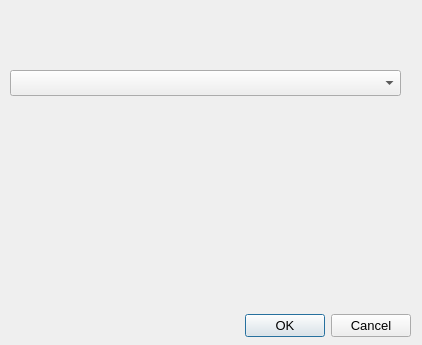
The window that resources/ui/tools_dialog.ui (namuan/http-rider) describes before a commit, drawn with Qt 5.
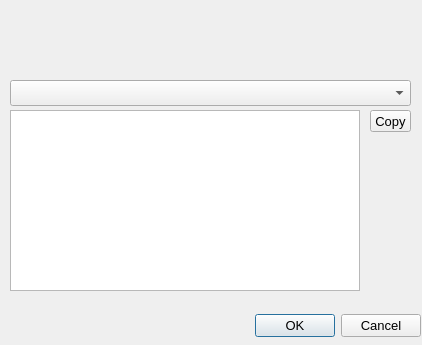
The same window after the commit.

Commit message: [Feature] Added button to copy transformed value after applying utility function

Patch:
```diff
--- a/resources/ui/tools_dialog.ui
+++ b/resources/ui/tools_dialog.ui
@@ -21,9 +21,9 @@
   <widget class="QDialogButtonBox" name="buttonBox">
    <property name="geometry">
     <rect>
-     <x>70</x>
+     <x>250</x>
      <y>310</y>
-     <width>341</width>
+     <width>171</width>
      <height>32</height>
     </rect>
    </property>
@@ -57,29 +57,33 @@
    <property name="geometry">
     <rect>
      <x>10</x>
-     <y>70</y>
-     <width>391</width>
+     <y>80</y>
+     <width>401</width>
      <height>26</height>
     </rect>
    </property>
   </widget>
-  <widget class="QLabel" name="lbl_transformed_text">
+  <widget class="QToolButton" name="btn_copy_transformed">
    <property name="geometry">
     <rect>
-     <x>20</x>
-     <y>190</y>
-     <width>331</width>
-     <height>16</height>
+     <x>370</x>
+     <y>110</y>
+     <width>41</width>
+     <height>22</height>
     </rect>
    </property>
-   <property name="font">
-    <font>
-     <pointsize>11</pointsize>
-     <italic>true</italic>
-    </font>
-   </property>
    <property name="text">
-    <string>&lt;transformed value&gt;</string>
+    <string>Copy</string>
+   </property>
+  </widget>
+  <widget class="QPlainTextEdit" name="txt_transformed_text">
+   <property name="geometry">
+    <rect>
+     <x>10</x>
+     <y>110</y>
+     <width>350</width>
+     <height>181</height>
+    </rect>
    </property>
   </widget>
  </widget>
```
The commit also changes 3 other files.
